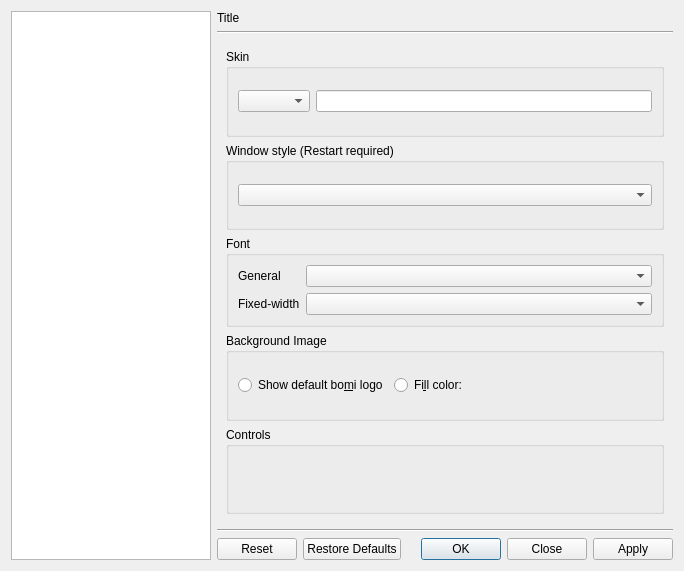
bylee20/bomi, file src/bomi/ui/prefdialog.ui: the form before one commit.
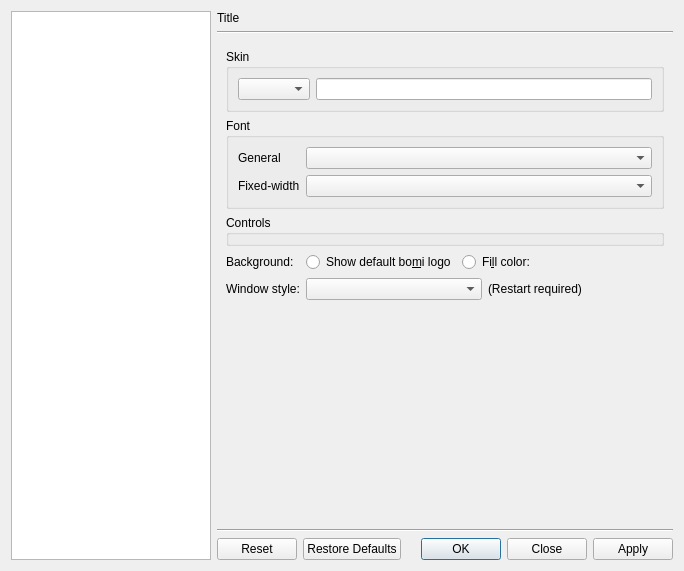
The form after the commit. The open tabs and pages were chosen to show the change. Icons and pictures are not drawn. Custom widgets are drawn as their Qt base class.

Commit message: rearrange controls in preferences dialog partially

What changed in the file:
```diff
--- a/src/bomi/ui/prefdialog.ui
+++ b/src/bomi/ui/prefdialog.ui
@@ -1657,18 +1657,6 @@
            </layout>
           </widget>
          </item>
-         <item>
-          <widget class="QGroupBox" name="groupBox_16">
-           <property name="title">
-            <string>Window style (Restart required)</string>
-           </property>
-           <layout class="QVBoxLayout" name="verticalLayout_20">
-            <item>
-             <widget class="DataComboBox" name="app_style"/>
-            </item>
-           </layout>
-          </widget>
-         </item>
          <item>
           <widget class="QGroupBox" name="groupBox_11">
            <property name="title">
@@ -1713,12 +1701,22 @@
           </widget>
          </item>
          <item>
-          <widget class="QGroupBox" name="groupBox_22">
+          <widget class="ControlsThemeWidget" name="controls_theme">
            <property name="title">
-            <string>Background Image</string>
+            <string>Controls</string>
            </property>
-           <layout class="QHBoxLayout" name="horizontalLayout_6">
+          </widget>
+         </item>
             <item>
+          <layout class="QFormLayout" name="formLayout_5">
+           <item row="0" column="0">
+            <widget class="QLabel" name="label_22">
+             <property name="text">
+              <string>Background:</string>
+             </property>
+            </widget>
+           </item>
+           <item row="0" column="1">
              <layout class="QHBoxLayout" name="horizontalLayout_18">
               <item>
                <widget class="QRadioButton" name="show_logo">
@@ -1759,15 +1757,41 @@
               </item>
              </layout>
             </item>
-           </layout>
-          </widget>
-         </item>
+           <item row="1" column="0">
+            <widget class="QLabel" name="label_27">
+             <property name="text">
+              <string>Window style:</string>
+             </property>
+            </widget>
+           </item>
+           <item row="1" column="1">
+            <layout class="QHBoxLayout" name="horizontalLayout_6">
          <item>
-          <widget class="ControlsThemeWidget" name="controls_theme">
-           <property name="title">
-            <string>Controls</string>
-           </property>
-          </widget>
+              <widget class="DataComboBox" name="app_style"/>
+             </item>
+             <item>
+              <widget class="QLabel" name="label_24">
+               <property name="text">
+                <string>(Restart required)</string>
+               </property>
+              </widget>
+             </item>
+            </layout>
+           </item>
+          </layout>
+         </item>
+         <item>
+          <spacer name="verticalSpacer_3">
+           <property name="orientation">
+            <enum>Qt::Vertical</enum>
+           </property>
+           <property name="sizeHint" stdset="0">
+            <size>
+             <width>20</width>
+             <height>40</height>
+            </size>
+           </property>
+          </spacer>
          </item>
         </layout>
        </widget>
```
Left out of the diff: 2 changed lines with no effect on the pictures. Lines whose indentation alone changed are shown as unchanged.
